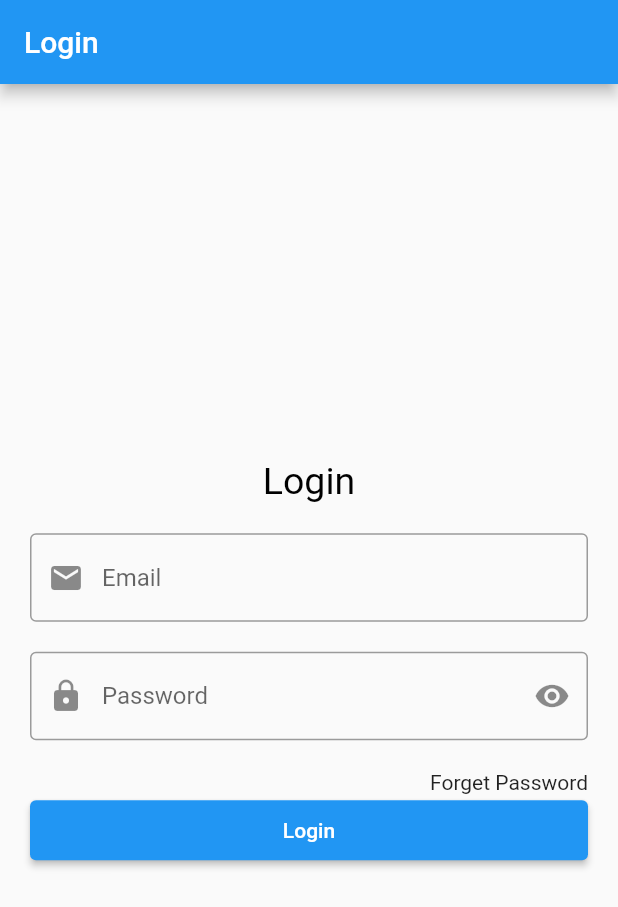
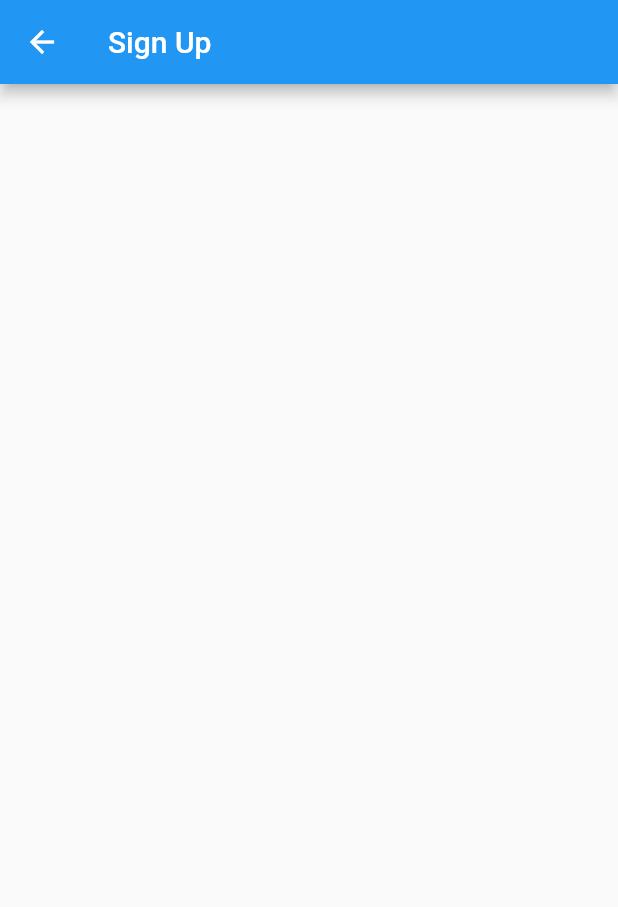
Before and after one commit to saadahmed333/flutter-project, a Flutter app: the screen it shows after launch, after a tap on "Login", on a phone screen of 412 x 824 dp. Shown: the top 907 px of the screen. Run offline on Flutter 3.47's test engine with Material 2 defaults, Android fonts, the phone set to English and light mode, and no system bars.

```diff
--- a/lib/loginview.dart
+++ b/lib/loginview.dart
@@ -1,7 +1,22 @@
 import 'package:flutter/material.dart';
+import 'package:meriapp/signupview.dart';
 
 class LoginView extends StatelessWidget {
   const LoginView({super.key});
+
+  onLoginPressed(BuildContext context, emailController, passwordController) {
+    String email = emailController.text;
+    if (email.contains("@") && email.contains(".com")) {
+      print("Email: ${emailController.text}");
+      print("password: ${passwordController.text}");
+    } else {
+      print("In Correct Email");
+    }
+    emailController.text = "";
+    passwordController.text = "";
+    Navigator.push(context,
+        MaterialPageRoute(builder: (BuildContext context) => signupView()));
+  }
 
   @override
   Widget build(BuildContext context) {
@@ -46,18 +61,38 @@ class LoginView extends StatelessWidget {
             const SizedBox(
               height: 20,
             ),
-            const SizedBox(
+            InkWell(
+              onTap: () {
+                print("Hello world");
+              },
+              child: const SizedBox(
                   width: double.infinity,
                   height: 20,
                   child: Text(
                     "Forget Password",
                     textAlign: TextAlign.right,
                   )),
+            ),
             SizedBox(
                 height: 40,
                 width: double.infinity,
                 child: ElevatedButton(
-                    onPressed: () {}, child: const Text("Login")))
+                    onPressed: () {
+                      onLoginPressed(
+                          context, emailController, passwordController);
+                    },
+                    child: const Text("Login"))),
+            const SizedBox(
+              height: 20,
+            ),
+            TextButton(
+                onPressed: () {
+                  Navigator.push(
+                      context,
+                      MaterialPageRoute(
+                          builder: (BuildContext context) => signupView()));
+                },
+                child: const Text("Dont have an account, SignUp"))
           ],
         ),
       ),
--- /dev/null
+++ b/lib/signupview.dart
@@ -0,0 +1,12 @@
+import 'package:flutter/material.dart';
+
+class signupView extends StatelessWidget {
+  const signupView({super.key});
+
+  @override
+  Widget build(BuildContext context) {
+    return Scaffold(
+      appBar: AppBar(title: const Text("Sign Up")),
+    );
+  }
+}
```
Lines whose indentation alone changed are shown as unchanged.
